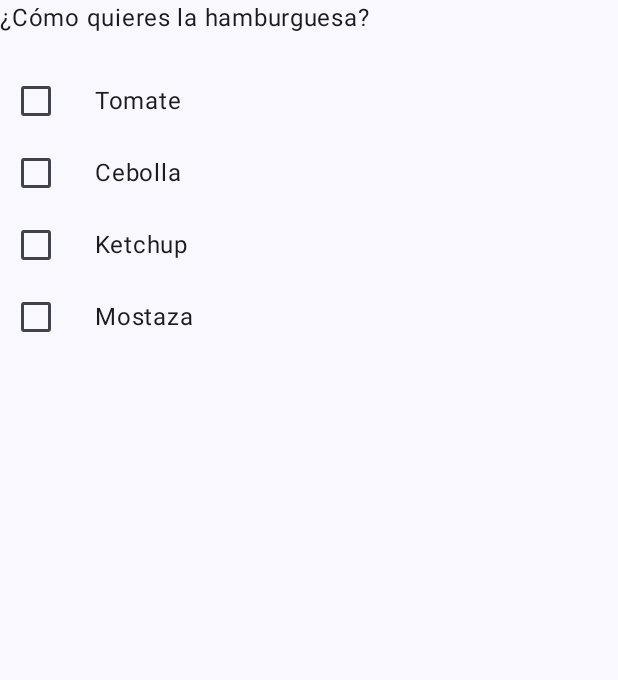
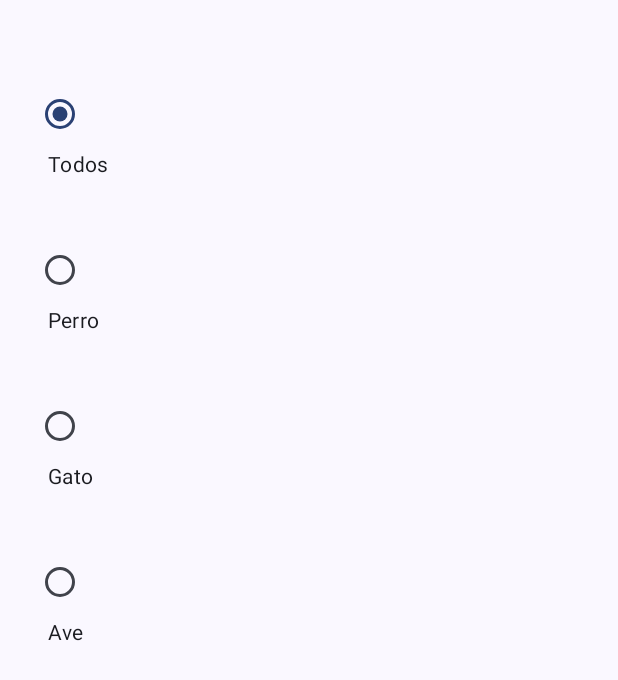
Before and after one commit to fsanperDev/Ejercicio05, an Android app built with Jetpack Compose: the screen it shows after launch (MainActivity), on a phone screen of 412 x 824 dp. Shown: the top 680 px of the screen. Run offline under Robolectric (Android 15) with nearby library versions, the phone set to English and light mode, and no system bars.

Commit message:
radioGroupButton

```diff
--- a/app/src/main/java/com/fsanper/ejercicio05/CheckBox.kt
+++ b/app/src/main/java/com/fsanper/ejercicio05/CheckBox.kt
@@ -104,8 +104,6 @@ fun LabelledCheckBox(
         )
         Spacer(modifier = Modifier.width(15.dp))
         Text(text = label)
-
-
     }
 }
 
@@ -127,7 +125,7 @@ fun MyCheckBoxWithText() {
     }
 
     Row(
-        modifier = Modifier.height(800.dp),
+        modifier = Modifier.height(48.dp),
         verticalAlignment = Alignment.CenterVertically
     ) {
         Checkbox(
--- a/app/src/main/java/com/fsanper/ejercicio05/MainActivity.kt
+++ b/app/src/main/java/com/fsanper/ejercicio05/MainActivity.kt
@@ -22,7 +22,7 @@ class MainActivity : ComponentActivity() {
                     modifier = Modifier.fillMaxSize(),
                     color = MaterialTheme.colorScheme.background
                 ) {
-                    CheckBoxListExample()
+                    RadioGroupExample()
                 }
             }
         }
@@ -41,6 +41,6 @@ fun Greeting(name: String, modifier: Modifier = Modifier) {
 @Composable
 fun GreetingPreview() {
     Ejercicio05Theme {
-        CheckBoxListExample()
+        RadioGroupExample()
     }
 }
--- /dev/null
+++ b/app/src/main/java/com/fsanper/ejercicio05/RadioGroup.kt
@@ -0,0 +1,133 @@
+package com.fsanper.ejercicio05
+
+import android.widget.RadioGroup
+import android.widget.Toast
+import androidx.compose.foundation.layout.Column
+import androidx.compose.foundation.layout.Row
+import androidx.compose.foundation.layout.fillMaxWidth
+import androidx.compose.foundation.layout.height
+import androidx.compose.foundation.layout.padding
+import androidx.compose.material3.MaterialTheme
+import androidx.compose.material3.RadioButton
+import androidx.compose.material3.RadioButtonColors
+import androidx.compose.material3.RadioButtonDefaults
+import androidx.compose.material3.Text
+import androidx.compose.runtime.Composable
+import androidx.compose.runtime.getValue
+import androidx.compose.runtime.mutableStateOf
+import androidx.compose.runtime.remember
+import androidx.compose.runtime.saveable.rememberSaveable
+import androidx.compose.runtime.setValue
+import androidx.compose.ui.Alignment
+import androidx.compose.ui.Modifier
+import androidx.compose.ui.graphics.Color
+import androidx.compose.ui.platform.LocalContext
+import androidx.compose.ui.tooling.preview.Devices
+import androidx.compose.ui.tooling.preview.Preview
+import androidx.compose.ui.unit.dp
+
+
+@Composable
+fun MyRadioButtom() {
+    var isSelected by rememberSaveable {
+        mutableStateOf(false)
+    }
+    RadioButton(selected = isSelected, onClick = { isSelected = true })
+}
+
+@Composable
+fun LabelledRadioButtom(
+    modifier: Modifier = Modifier,
+    label: String,
+    selected: Boolean,
+    onClick: (() -> Unit)?,
+    enabled: Boolean = true,
+    colors: RadioButtonColors = RadioButtonDefaults.colors()
+) {
+    Row(
+        modifier = Modifier
+            .padding(horizontal = 16.dp)
+            .height(36.dp),
+        verticalAlignment = Alignment.CenterVertically
+    ) {
+
+    }
+
+    RadioButton(
+        selected = selected,
+        onClick = onClick,
+        enabled = enabled,
+        colors = colors
+    )
+    Text(
+        text = label,
+        style = MaterialTheme.typography.bodyMedium.merge(),
+        modifier = Modifier.padding(start = 16.dp)
+    )
+}
+
+@Composable
+fun LabelledRadioButtomExample() {
+    var isSelected by remember {
+        mutableStateOf(false)
+    }
+    val myColors = RadioButtonDefaults.colors(
+        selectedColor = Color(R.color.purple_500) ,
+        unselectedColor = Color(0xFF2196f3),
+        disabledSelectedColor = Color(R.color.purple_200)
+    )
+
+    LabelledRadioButtom(
+        label = "Etiqueta", selected = isSelected, onClick = { isSelected = true },
+        colors = myColors,
+        enabled = true
+    )
+}
+
+@Composable
+fun RadioGroup(
+    modifier: Modifier,
+    items: List<String>,
+    selection: String,
+    onItemClick: ((String) -> Unit)){
+
+    Column() {
+
+    }
+    Column(modifier = modifier) {
+        items.forEach { item ->
+            LabelledRadioButtom(
+                modifier = Modifier.fillMaxWidth(),
+                label = item,
+                selected = item == selection,
+                onClick = { onItemClick(item) })
+        }
+
+    }
+
+}
+
+@Preview(
+    name = "P1",
+    showBackground = true, fontScale = 1.1f, showSystemUi = true, apiLevel = 33,
+    device = Devices.NEXUS_6
+)
+@Composable
+fun RadioGroupExample() {
+    val animalTypes = listOf("Todos", "Perro", "Gato", "Ave")
+    val currenSelection = rememberSaveable() {
+        mutableStateOf(animalTypes.first())
+    }
+
+    val context = LocalContext.current
+
+    RadioGroup(modifier = Modifier
+        .padding(16.dp)
+        .fillMaxWidth(),
+        items = animalTypes,
+        selection = currenSelection.value,
+        onItemClick = { clickedItem ->
+            currenSelection.value = clickedItem
+            Toast.makeText(context, "La opción elegida es $clickedItem", Toast.LENGTH_SHORT)
+        })
+}
```
Also changed, not shown: app/src/main/java/com/fsanper/ejercicio05/Card.kt (added, +81 -0 lines).
